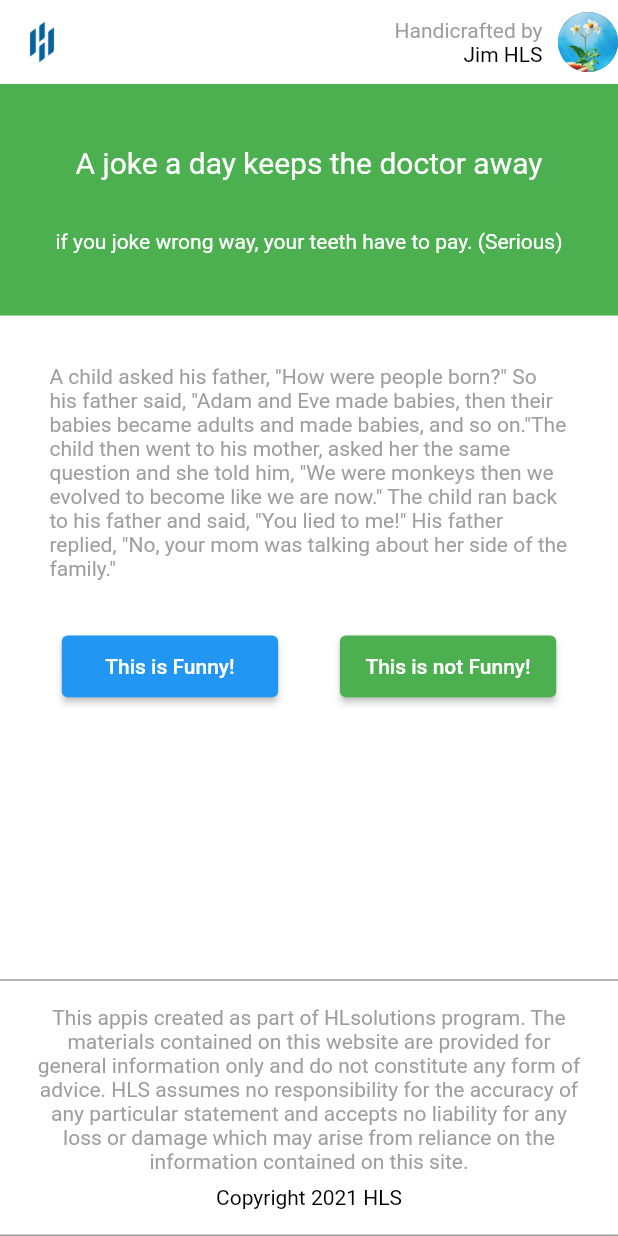
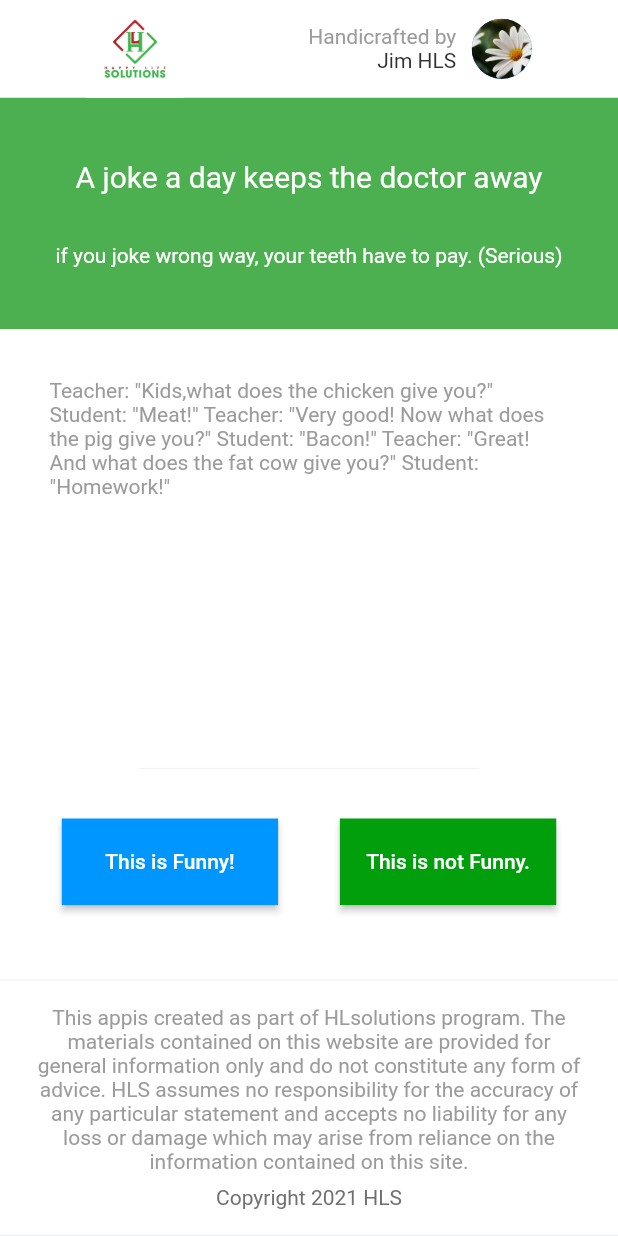
Before and after one commit to 19521588/ZenS_test, a Flutter app: the screen it shows after launch, after a tap on "This is Funny!", on a phone screen of 412 x 824 dp. Run offline on Flutter 3.47's test engine with Material 2 defaults, Android fonts, the phone set to English and light mode, and no system bars.

Commit message:
change color and imgs

```diff
--- /dev/null
+++ b/mobile_flutter/lib/color.dart
@@ -0,0 +1,11 @@
+import 'package:flutter/material.dart';
+
+class AppColors {
+  static const Color primaryWhite = Color(0xFFFFFFFF);
+  static const Color primaryBlack = Color(0xFF313131);
+  static const Color primaryGray = Color(0xFF9B9B9B);
+  static const Color primaryGray2 = Color(0xFFF0F2F5);
+  static const Color primaryBlue = Color(0xFF0096FF);
+  static const Color primaryGreen = Color(0xFF009F0B);
+  static const Color darkSilver = Color(0xFF707070);
+}
--- a/mobile_flutter/lib/joke_screen.dart
+++ b/mobile_flutter/lib/joke_screen.dart
@@ -1,6 +1,5 @@
 import 'package:flutter/material.dart';
-import 'package:flutter/src/widgets/framework.dart';
-import 'package:flutter/src/widgets/placeholder.dart';
+import './color.dart';
 
 class JokeScreen extends StatefulWidget {
   const JokeScreen({super.key});
@@ -10,31 +9,45 @@ class JokeScreen extends StatefulWidget {
 }
 
 class _JokeScreenState extends State<JokeScreen> {
+  List<String> jokes = [
+    "A child asked his father, \"How were people born?\" So his father said, \"Adam and Eve made babies, then their babies became adults and made babies, and so on.\" The child then went to his mother, asked her the same question and she told him, \"We were monkeys then we evolved to become like we are now.\" The child ran back to his father and said, \"You lied to me!\" His father replied, \"No, your mom was talking about her side of the family.\"",
+    "Teacher: \"Kids,what does the chicken give you?\" Student: \"Meat!\" Teacher: \"Very good! Now what does the pig give you?\" Student: \"Bacon!\" Teacher: \"Great! And what does the fat cow give you?\" Student: \"Homework!\"",
+    "The teacher asked Jimmy, \"Why is your cat at school today Jimmy?\" Jimmy replied crying, \"Because I heard my daddy tell my mommy, 'I am going to eat that pussy once Jimmy leaves for school today!'\"",
+    "A housewife, an accountant and a lawyer were asked \"How much is 2+2?\" The housewife replies: \"Four!\". The accountant says: \"I think it's either 3 or 4. Let me run those figures through my spreadsheet one more time.\" The lawyer pulls the drapes, dims the lights and asks in a hushed voice, \"How much do you want it to be?\""
+  ];
+  int index = 0;
+
   @override
   Widget build(BuildContext context) {
     var width = MediaQuery.of(context).size.width;
     var height = MediaQuery.of(context).size.height;
     return Scaffold(
-      backgroundColor: Colors.white,
+      backgroundColor: AppColors.primaryWhite,
       appBar: AppBar(
-        centerTitle: false,
+        toolbarHeight: 65,
         elevation: 0,
-        backgroundColor: Colors.white,
-        leading: Container(
-          height: 80,
-          width: 80,
+        backgroundColor: AppColors.primaryWhite,
+        title: Row(
+          mainAxisAlignment: MainAxisAlignment.spaceAround,
+          crossAxisAlignment: CrossAxisAlignment.center,
+          children: [
+            Container(
+              height: 65,
+              width: 65,
               decoration: const BoxDecoration(
                   image: DecorationImage(
-                  image: AssetImage('assets/images/logo.jpg'),
+                      image: AssetImage('assets/images/logo.png'),
                       fit: BoxFit.cover)),
             ),
-        actions: [
+            Row(
+              children: [
                 Column(
                   mainAxisAlignment: MainAxisAlignment.center,
                   crossAxisAlignment: CrossAxisAlignment.end,
                   children: [
-              textStyle('Handicrafted by', 14, Colors.grey,false),
-              textStyle('Jim HLS', 14, Colors.black,false),
+                    textStyle(
+                        'Handicrafted by', 14, AppColors.primaryGray, false),
+                    textStyle('Jim HLS', 14, AppColors.primaryBlack, false),
                   ],
                 ),
                 Container(
@@ -45,8 +58,14 @@ class _JokeScreenState extends State<JokeScreen> {
                   ),
                 ),
               ],
+            )
+          ],
         ),
-      body: Column(
+      ),
+      body: CustomScrollView(slivers: [
+        SliverFillRemaining(
+          hasScrollBody: false,
+          child: Column(
             children: [
               Container(
                   padding: EdgeInsets.symmetric(vertical: height * 0.05),
@@ -55,74 +74,109 @@ class _JokeScreenState extends State<JokeScreen> {
                   child: Column(
                     mainAxisAlignment: MainAxisAlignment.center,
                     children: [
-                  textStyle(
-                      'A joke a day keeps the doctor away', 20, Colors.white,false),
+                      textStyle('A joke a day keeps the doctor away', 20,
+                          AppColors.primaryWhite, false),
                       Padding(
                         padding: EdgeInsets.only(top: height * 0.04),
                         child: textStyle(
                             'if you joke wrong way, your teeth have to pay. (Serious)',
                             14,
-                        Colors.white,false),
+                            AppColors.primaryWhite,
+                            false),
                       ),
                     ],
                   )),
               Container(
                 padding: EdgeInsets.all(height * 0.04),
                 child: textStyle(
-                'A child asked his father, "How were people born?" So his father said, "Adam and Eve made babies, then their babies became adults and made babies, and so on."The child then went to his mother, asked her the same question and she told him, "We were monkeys then we evolved to become like we are now." The child ran back to his father and said, "You lied to me!" His father replied, "No, your mom was talking about her side of the family."',
+                    index < jokes.length
+                        ? jokes[index]
+                        : "That's all the jokes for today! Come back another day!",
                     14,
-                Colors.grey,false),
+                    AppColors.primaryGray,
+                    false),
               ),
-          Row(
+              Expanded(
+                  child: Align(
+                alignment: FractionalOffset.bottomCenter,
+                child: Column(
+                  mainAxisSize: MainAxisSize.min,
+                  children: [
+                    Container(
+                      width: width * 0.55,
+                      padding: EdgeInsets.only(bottom: height * 0.04),
+                      decoration: const BoxDecoration(
+                          border: Border(
+                        top: BorderSide(
+                          color: AppColors.primaryGray2,
+                          width: 0.75,
+                        ),
+                      )),
+                    ),
+                    Container(
+                      padding: EdgeInsets.only(bottom: height * 0.06),
+                      child: Row(
                         crossAxisAlignment: CrossAxisAlignment.center,
                         mainAxisAlignment: MainAxisAlignment.spaceEvenly,
                         children: [
                           button('This is Funny!', true, width, height),
-              button('This is not Funny!', false, width, height)
+                          button('This is not Funny.', false, width, height)
                         ],
                       ),
-        ],
                     ),
-      bottomNavigationBar: BottomAppBar(
-        elevation: 0,
-        child: Container(
-          padding: EdgeInsets.symmetric(vertical:height*0.02,horizontal: height*0.03),
+                    Container(
+                        padding: EdgeInsets.symmetric(
+                            vertical: height * 0.02, horizontal: height * 0.03),
                         decoration: const BoxDecoration(
                             border: Border.symmetric(
                           horizontal: BorderSide(
-              color: Colors.grey,
+                            color: AppColors.primaryGray2,
                             width: 1.0,
                           ),
                         )),
                         child: Column(
-            mainAxisSize: MainAxisSize.min,
                           children: [
                             textStyle(
                                 "This appis created as part of HLsolutions program. The materials contained on this website are provided for general information only and do not constitute any form of advice. HLS assumes no responsibility for the accuracy of any particular statement and accepts no liability for any loss or damage which may arise from reliance on the information contained on this site.",
                                 14,
-                  Colors.grey,true),
+                                AppColors.primaryGray,
+                                true),
                             Container(
-                padding: EdgeInsets.only(top: height*0.01),
-                child: textStyle(
-                    'Copyright 2021 HLS',
-                    14,
-                    Colors.black,false),
+                              padding: EdgeInsets.only(top: height * 0.01),
+                              child: textStyle('Copyright 2021 HLS', 14,
+                                  AppColors.darkSilver, false),
                             ),
+                          ],
+                        )),
+                  ],
+                ),
+              )),
             ],
           ),
         ),
-      ),
+      ]),
     );
   }
 
   Widget button(content, isFunny, width, height) {
     return ElevatedButton(
       style: ElevatedButton.styleFrom(
-        minimumSize: Size(width * 0.35, height * 0.05),
-        primary: isFunny ? Colors.blue : Colors.green, // background
-        onPrimary: Colors.white, // foreground
+        shape: RoundedRectangleBorder(
+          borderRadius: BorderRadius.circular(0),
         ),
-      onPressed: () {},
+        minimumSize: Size(width * 0.35, height * 0.07),
+        primary: isFunny
+            ? AppColors.primaryBlue
+            : AppColors.primaryGreen, // background
+        onPrimary: AppColors.primaryWhite, // foreground
+      ),
+      onPressed: () {
+        setState(() {
+          if (index < jokes.length) {
+            ++index;
+          }
+        });
+      },
       child: Text(content, style: TextStyle(fontSize: 14)),
     );
   }
@@ -130,11 +184,9 @@ class _JokeScreenState extends State<JokeScreen> {
   Widget textStyle(text, double fontSize, color, isAlignCenter) {
     return Text(
       text,
-      style: Theme.of(context)
-          .textTheme
-          .subtitle1
-          ?.copyWith(color: color, fontSize: fontSize,),
-        textAlign: isAlignCenter?TextAlign.center:TextAlign.left,
+      style: Theme.of(context).textTheme.subtitle1?.copyWith(
+          color: color, fontSize: fontSize, fontWeight: FontWeight.w400),
+      textAlign: isAlignCenter ? TextAlign.center : TextAlign.left,
     );
   }
 }
```
Also changed, not shown: mobile_flutter/assets/images/avt.jpg, mobile_flutter/assets/images/logo.jpg (deleted), mobile_flutter/assets/images/logo.png (added). Lines whose indentation alone changed are shown as unchanged.
